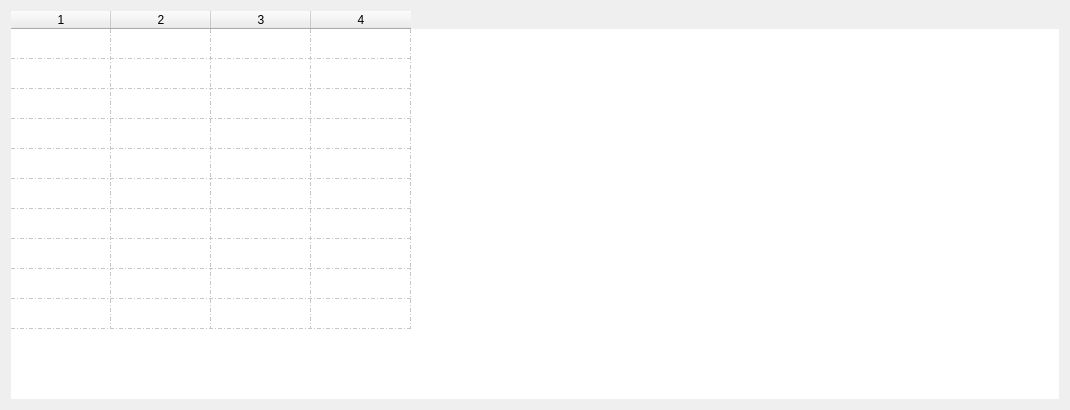
Above: ui/goodslib.ui from XHApplet/GoodsBook before the change. Below: the same form after it.
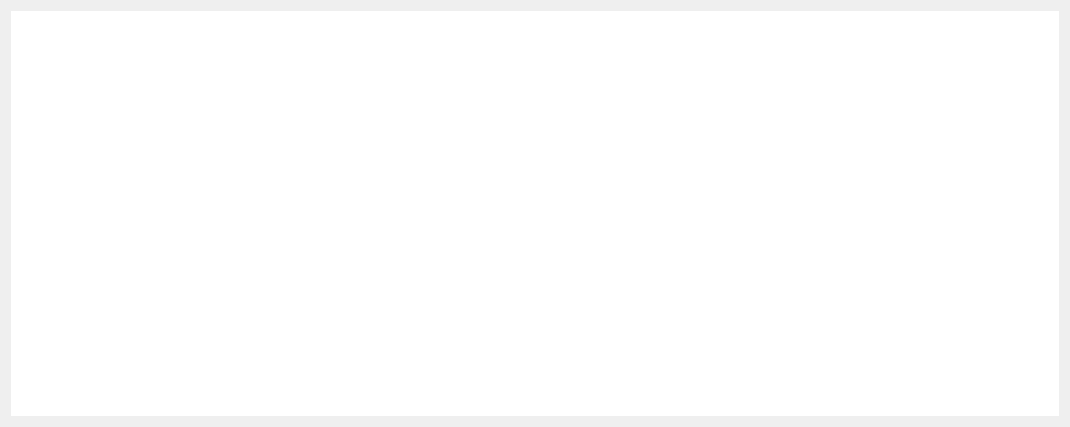
That is the form after the change.

Patch:
```diff
--- a/ui/goodslib.ui
+++ b/ui/goodslib.ui
@@ -7,7 +7,7 @@
     <x>0</x>
     <y>0</y>
     <width>1070</width>
-    <height>410</height>
+    <height>427</height>
    </rect>
   </property>
   <property name="windowTitle">
@@ -53,10 +53,10 @@
       <bool>true</bool>
      </property>
      <property name="rowCount">
-      <number>10</number>
+      <number>0</number>
      </property>
      <property name="columnCount">
-      <number>4</number>
+      <number>0</number>
      </property>
      <attribute name="horizontalHeaderCascadingSectionResizes">
       <bool>true</bool>
@@ -67,20 +67,6 @@
      <attribute name="verticalHeaderVisible">
       <bool>false</bool>
      </attribute>
-     <row/>
-     <row/>
-     <row/>
-     <row/>
-     <row/>
-     <row/>
-     <row/>
-     <row/>
-     <row/>
-     <row/>
-     <column/>
-     <column/>
-     <column/>
-     <column/>
     </widget>
    </item>
   </layout>
```
